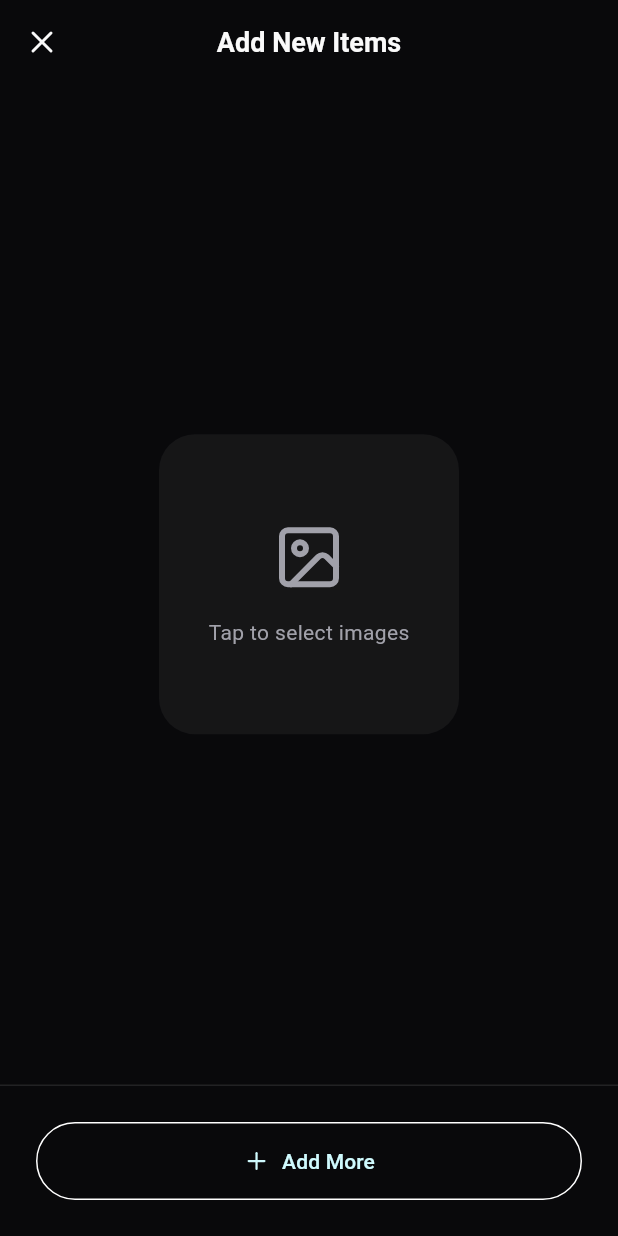
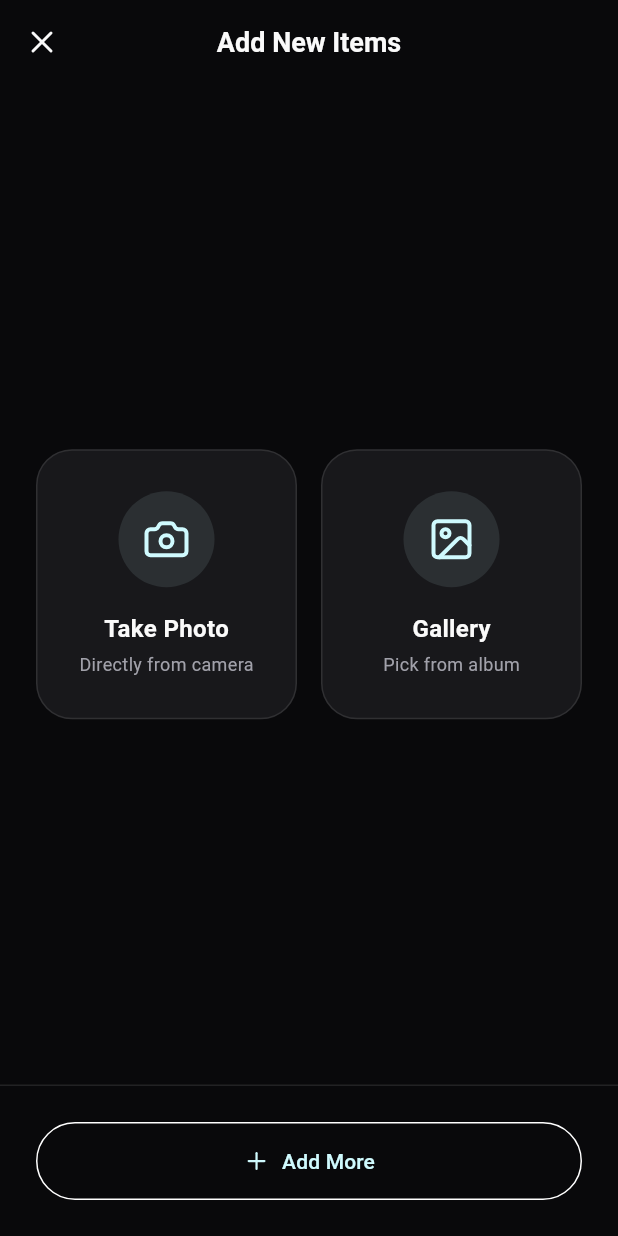
Before and after one commit to MyClo1234/myclo_flutter, a Flutter app: the WardrobeNewScreen screen opened directly, on a phone screen of 412 x 824 dp. Run offline on Flutter 3.47's test engine with Material 3 defaults, Android fonts, the phone set to English and light mode, and no system bars; our stand-ins replace cached_network_image, flutter_animate, flutter_dotenv, flutter_image_compress, flutter_riverpod, geolocator and 3 more; accounts and stored records are empty; network calls fail; Roboto replaces fonts that are missing (Manrope).

Commit message:
feat: Add SafeArea, Camera support, and .env configuration

```diff
--- a/lib/main.dart
+++ b/lib/main.dart
@@ -1,12 +1,15 @@
 import 'package:flutter/material.dart';
 import 'package:flutter/gestures.dart';
 import 'package:flutter_riverpod/flutter_riverpod.dart';
+import 'package:flutter_dotenv/flutter_dotenv.dart';
 import 'theme/app_theme.dart';
 import 'screens/login_screen.dart';
 import 'screens/main_wrapper.dart';
 import 'providers/auth_provider.dart';
 
-void main() {
+void main() async {
+  WidgetsFlutterBinding.ensureInitialized();
+  await dotenv.load(fileName: ".env");
   runApp(const ProviderScope(child: MyApp()));
 }
 
--- a/lib/providers/chat_provider.dart
+++ b/lib/providers/chat_provider.dart
@@ -91,9 +91,6 @@ class ChatNotifier extends StateNotifier<ChatState> {
       // Text response
       newMessages.add(ChatMessage(text: botResponse, isUser: false));
 
-      // Text response
-      newMessages.add(ChatMessage(text: botResponse, isUser: false));
-
       state = state.copyWith(
         messages: [...state.messages, ...newMessages],
         isLoading: false,
--- a/lib/screens/profile_screen.dart
+++ b/lib/screens/profile_screen.dart
@@ -43,13 +43,14 @@ class _ProfileScreenState extends ConsumerState<ProfileScreen>
     final initial = username.isNotEmpty ? username[0].toUpperCase() : 'U';
 
     return Scaffold(
-      body: NestedScrollView(
+      body: SafeArea(
+        child: NestedScrollView(
           headerSliverBuilder: (context, innerBoxIsScrolled) {
             return [
               SliverToBoxAdapter(
                 child: Padding(
                   padding: const EdgeInsets.only(
-                  top: 60,
+                    top: 24,
                     left: 24,
                     right: 24,
                     bottom: 24,
@@ -124,6 +125,7 @@ class _ProfileScreenState extends ConsumerState<ProfileScreen>
                 _buildCalendarTab(),
                 _buildSettingsTab(),
               ],
+            ),
           ),
         ),
       ),
--- a/lib/screens/wardrobe_new_screen.dart
+++ b/lib/screens/wardrobe_new_screen.dart
@@ -94,7 +94,9 @@ class _WardrobeNewScreenState extends ConsumerState<WardrobeNewScreen> {
           onPressed: () => Navigator.pop(context),
         ),
       ),
-      body: ResponsiveWrapper(
+      body: SafeArea(
+        top: false,
+        child: ResponsiveWrapper(
           maxWidth: 1000,
           child: Column(
             children: [
@@ -105,37 +107,82 @@ class _WardrobeNewScreenState extends ConsumerState<WardrobeNewScreen> {
             ],
           ),
         ),
+      ),
     );
   }
 
   Widget _buildEmptyState() {
     return Center(
+      child: Padding(
+        padding: const EdgeInsets.all(24.0),
         child: Column(
           mainAxisAlignment: MainAxisAlignment.center,
           children: [
-          GestureDetector(
+            Row(
+              children: [
+                Expanded(
+                  child: _buildActionCard(
+                    onTap: () => _pickImages(ImageSource.camera),
+                    icon: LucideIcons.camera,
+                    label: 'Take Photo',
+                    description: 'Directly from camera',
+                  ),
+                ),
+                const SizedBox(width: 16),
+                Expanded(
+                  child: _buildActionCard(
                     onTap: () => _pickImages(ImageSource.gallery),
-            child: Container(
-              width: 200,
-              height: 200,
-              decoration: BoxDecoration(
-                color: Colors.white.withOpacity(0.05),
-                borderRadius: BorderRadius.circular(24),
+                    icon: LucideIcons.image,
+                    label: 'Gallery',
+                    description: 'Pick from album',
                   ),
-              child: const Column(
-                mainAxisAlignment: MainAxisAlignment.center,
-                children: [
-                  Icon(LucideIcons.image, size: 48, color: AppTheme.textMuted),
-                  SizedBox(height: 16),
-                  Text(
-                    'Tap to select images',
-                    style: TextStyle(color: AppTheme.textMuted),
+                ),
+              ],
             ),
           ],
         ),
       ),
+    );
+  }
+
+  Widget _buildActionCard({
+    required VoidCallback onTap,
+    required IconData icon,
+    required String label,
+    required String description,
+  }) {
+    return GestureDetector(
+      onTap: onTap,
+      child: Container(
+        height: 180,
+        decoration: BoxDecoration(
+          color: AppTheme.bgCard,
+          borderRadius: BorderRadius.circular(24),
+          border: Border.all(color: AppTheme.borderLight),
+        ),
+        child: Column(
+          mainAxisAlignment: MainAxisAlignment.center,
+          children: [
+            Container(
+              padding: const EdgeInsets.all(16),
+              decoration: BoxDecoration(
+                color: AppTheme.primary.withOpacity(0.1),
+                shape: BoxShape.circle,
+              ),
+              child: Icon(icon, size: 32, color: AppTheme.primary),
+            ),
+            const SizedBox(height: 16),
+            Text(
+              label,
+              style: const TextStyle(fontWeight: FontWeight.bold, fontSize: 16),
+            ),
+            const SizedBox(height: 4),
+            Text(
+              description,
+              style: const TextStyle(color: AppTheme.textMuted, fontSize: 12),
             ),
           ],
+        ),
       ),
     );
   }
@@ -277,6 +324,86 @@ class _WardrobeNewScreenState extends ConsumerState<WardrobeNewScreen> {
     );
   }
 
+  void _showAddMoreOptions() {
+    showModalBottomSheet(
+      context: context,
+      backgroundColor: AppTheme.bgDark,
+      shape: const RoundedRectangleBorder(
+        borderRadius: BorderRadius.vertical(top: Radius.circular(24)),
+      ),
+      builder: (context) {
+        return SafeArea(
+          child: Padding(
+            padding: const EdgeInsets.symmetric(vertical: 24.0),
+            child: Column(
+              mainAxisSize: MainAxisSize.min,
+              children: [
+                const Text(
+                  'Add More Items',
+                  style: TextStyle(fontSize: 18, fontWeight: FontWeight.bold),
+                ),
+                const SizedBox(height: 24),
+                Row(
+                  mainAxisAlignment: MainAxisAlignment.spaceEvenly,
+                  children: [
+                    _buildOptionItem(
+                      icon: LucideIcons.camera,
+                      label: 'Camera',
+                      onTap: () {
+                        Navigator.pop(context);
+                        _pickImages(ImageSource.camera);
+                      },
+                    ),
+                    _buildOptionItem(
+                      icon: LucideIcons.image,
+                      label: 'Gallery',
+                      onTap: () {
+                        Navigator.pop(context);
+                        _pickImages(ImageSource.gallery);
+                      },
+                    ),
+                  ],
+                ),
+                const SizedBox(height: 16),
+              ],
+            ),
+          ),
+        );
+      },
+    );
+  }
+
+  Widget _buildOptionItem({
+    required IconData icon,
+    required String label,
+    required VoidCallback onTap,
+  }) {
+    return InkWell(
+      onTap: onTap,
+      borderRadius: BorderRadius.circular(16),
+      child: SizedBox(
+        width: 100,
+        child: Column(
+          children: [
+            Container(
+              padding: const EdgeInsets.all(16),
+              decoration: BoxDecoration(
+                color: Colors.white.withOpacity(0.05),
+                borderRadius: BorderRadius.circular(16),
+              ),
+              child: Icon(icon, color: AppTheme.primary, size: 28),
+            ),
+            const SizedBox(height: 8),
+            Text(
+              label,
+              style: const TextStyle(fontSize: 14, color: Colors.white),
+            ),
+          ],
+        ),
+      ),
+    );
+  }
+
   Widget _buildBottomBar() {
     final completedCount = _files.where((f) => f.status == 'completed').length;
     final allDone =
@@ -294,7 +421,7 @@ class _WardrobeNewScreenState extends ConsumerState<WardrobeNewScreen> {
         children: [
           Expanded(
             child: OutlinedButton.icon(
-              onPressed: () => _pickImages(ImageSource.gallery),
+              onPressed: _showAddMoreOptions,
               icon: const Icon(LucideIcons.plus),
               label: const Text('Add More'),
               style: OutlinedButton.styleFrom(
--- a/pubspec.yaml
+++ b/pubspec.yaml
@@ -46,6 +46,7 @@ dependencies:
   permission_handler: ^11.0.0 # Often needed for camera permissions
   geolocator: ^14.0.2
   flutter_image_compress: ^2.1.0
+  flutter_dotenv: ^5.1.0
 
 dev_dependencies:
   flutter_test:
@@ -69,6 +70,7 @@ flutter:
   uses-material-design: true
 
   assets:
+    - .env
     - assets/images/result_shapes_man/
     - assets/images/result_shapes_woman/
 
```
Also changed, not shown: analyze_output.txt (deleted, +0 -35 lines), final_analyze.txt (deleted, +0 -35 lines), lib/api/core/api_constants.dart (+8 -6 lines), lib/providers/weather_provider.dart (+11 -16 lines), lib/screens/home_screen.dart (+83 -80 lines), pubspec.lock, 4 other files. Lines whose indentation alone changed are shown as unchanged.
